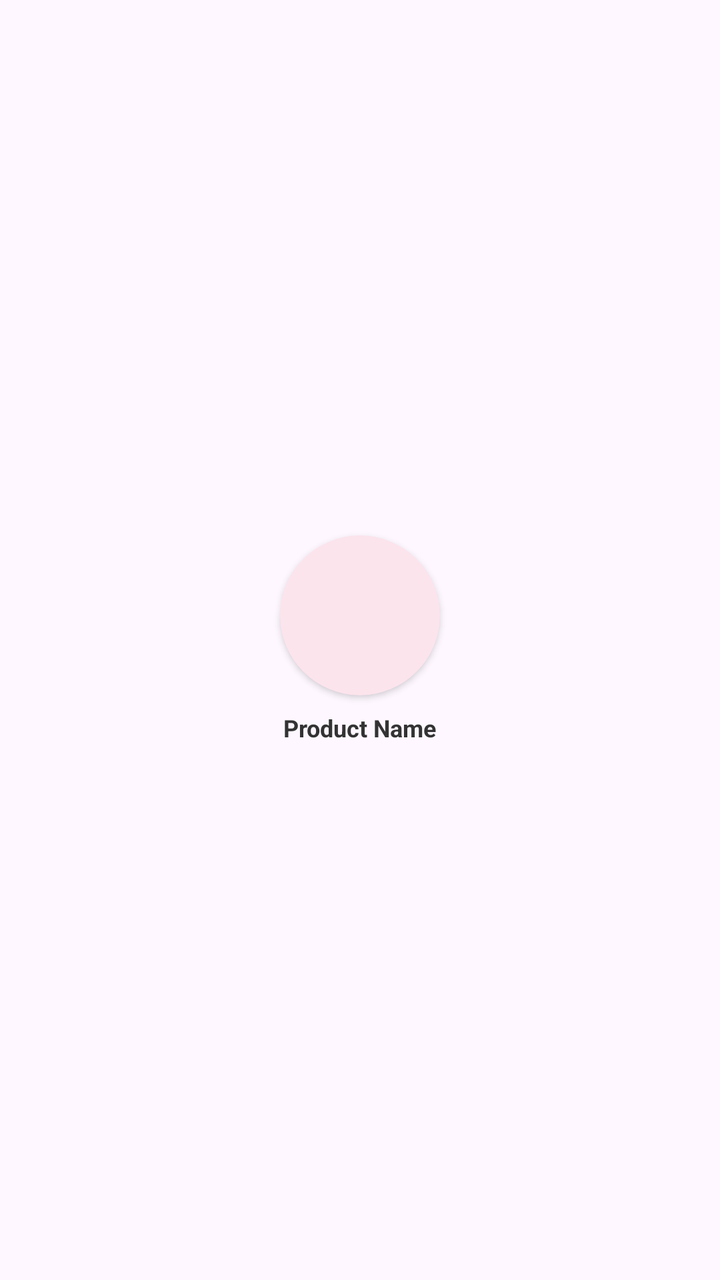
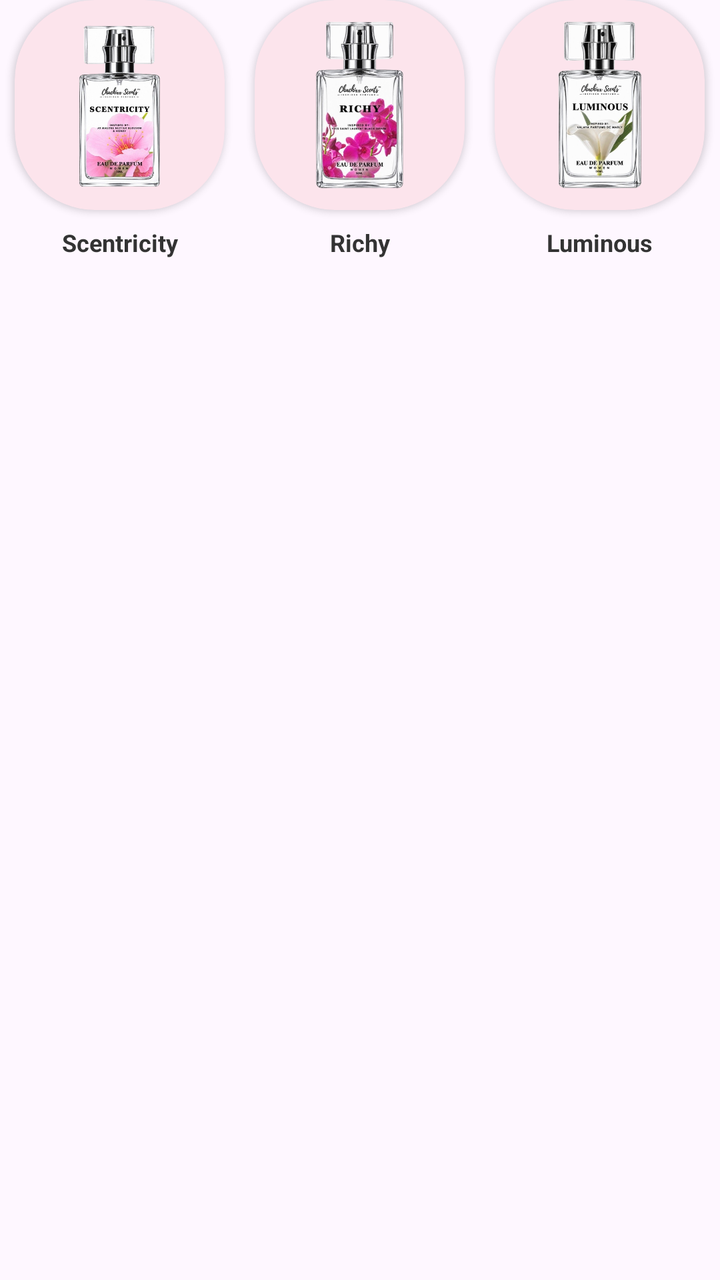

An Android layout rendered at two revisions. The XML below is the earlier revision; the diff shows what the commit changed to produce the second picture.
<!-- AndroidManifest.xml: application theme Theme.ChaChix -->
<!-- res/layout/item_product_trending.xml -->
<?xml version="1.0" encoding="utf-8"?>
<LinearLayout xmlns:android="http://schemas.android.com/apk/res/android"
    xmlns:app="http://schemas.android.com/apk/res-auto"
    android:layout_width="0dp"
    android:layout_height="wrap_content"
    android:layout_weight="1"
    android:orientation="vertical"
    android:gravity="center">

    <androidx.cardview.widget.CardView
        android:layout_width="80dp"
        android:layout_height="80dp"
        app:cardCornerRadius="40dp"
        app:cardElevation="2dp"
        app:cardBackgroundColor="#FCE4EC">

        <ImageView
            android:layout_width="match_parent"
            android:layout_height="match_parent"
            android:padding="10dp"
            android:scaleType="centerInside"
            android:contentDescription="Product image" />

    </androidx.cardview.widget.CardView>

    <TextView
        android:layout_width="wrap_content"
        android:layout_height="wrap_content"
        android:layout_marginTop="8dp"
        android:text="Product Name"
        android:textColor="#333333"
        android:textStyle="bold"
        android:textSize="12sp" />

</LinearLayout>
<!-- resources referenced by this layout -->
<resources>
  <style name="Theme.ChaChix" parent="Base.Theme.ChaChix" />
  <style name="Base.Theme.ChaChix" parent="Theme.Material3.DayNight.NoActionBar">
          
          
      </style>
</resources>

<!-- the commit's change to res/layout/item_product_trending.xml (unified diff, before → after) -->
@@ -1,35 +1,117 @@
 <?xml version="1.0" encoding="utf-8"?>
 <LinearLayout xmlns:android="http://schemas.android.com/apk/res/android"
     xmlns:app="http://schemas.android.com/apk/res-auto"
-    android:layout_width="0dp"
+    android:layout_width="match_parent"
     android:layout_height="wrap_content"
-    android:layout_weight="1"
-    android:orientation="vertical"
-    android:gravity="center">
+    android:orientation="horizontal"
+    android:weightSum="3">
 
-    <androidx.cardview.widget.CardView
-        android:layout_width="80dp"
-        android:layout_height="80dp"
-        app:cardCornerRadius="40dp"
-        app:cardElevation="2dp"
-        app:cardBackgroundColor="#FCE4EC">
+    
+    <LinearLayout
+        android:layout_width="0dp"
+        android:layout_height="wrap_content"
+        android:layout_weight="1"
+        android:orientation="vertical"
+        android:gravity="center">
 
-        <ImageView
-            android:layout_width="match_parent"
-            android:layout_height="match_parent"
-            android:padding="10dp"
-            android:scaleType="centerInside"
-            android:contentDescription="Product image" />
+        <androidx.cardview.widget.CardView
+            android:layout_width="105dp"
+            android:layout_height="105dp"
+            app:cardCornerRadius="40dp"
+            app:cardElevation="2dp"
+            app:cardBackgroundColor="#FCE4EC">
 
-    </androidx.cardview.widget.CardView>
+            <ImageView
+                android:layout_width="match_parent"
+                android:layout_height="match_parent"
+                android:padding="10dp"
+                android:scaleType="centerInside"
+                android:src="@drawable/product1"
+                android:contentDescription="Scentricity perfume" />
 
-    <TextView
-        android:layout_width="wrap_content"
+        </androidx.cardview.widget.CardView>
+
+        <TextView
+            android:layout_width="wrap_content"
+            android:layout_height="wrap_content"
+            android:layout_marginTop="8dp"
+            android:text="Scentricity"
+            android:textColor="#333333"
+            android:textStyle="bold"
+            android:textSize="12sp" />
+
+    </LinearLayout>
+
+    
+    <LinearLayout
+        android:layout_width="0dp"
         android:layout_height="wrap_content"
-        android:layout_marginTop="8dp"
-        android:text="Product Name"
-        android:textColor="#333333"
-        android:textStyle="bold"
-        android:textSize="12sp" />
+        android:layout_weight="1"
+        android:orientation="vertical"
+        android:gravity="center">
+
+        <androidx.cardview.widget.CardView
+            android:layout_width="105dp"
+            android:layout_height="105dp"
+            app:cardCornerRadius="40dp"
+            app:cardElevation="2dp"
+            app:cardBackgroundColor="#FCE4EC">
+
+            <ImageView
+                android:layout_width="match_parent"
+                android:layout_height="match_parent"
+                android:padding="10dp"
+                android:scaleType="centerInside"
+                android:src="@drawable/product2"
+                android:contentDescription="Richy perfume" />
+
+        </androidx.cardview.widget.CardView>
+
+        <TextView
+            android:layout_width="wrap_content"
+            android:layout_height="wrap_content"
+            android:layout_marginTop="8dp"
+            android:text="Richy"
+            android:textColor="#333333"
+            android:textStyle="bold"
+            android:textSize="12sp" />
+
+    </LinearLayout>
+
+    
+    <LinearLayout
+        android:layout_width="0dp"
+        android:layout_height="wrap_content"
+        android:layout_weight="1"
+        android:orientation="vertical"
+        android:gravity="center">
+
+        <androidx.cardview.widget.CardView
+            android:layout_width="105dp"
+            android:layout_height="105dp"
+            app:cardCornerRadius="40dp"
+            app:cardElevation="2dp"
+            app:cardBackgroundColor="#FCE4EC">
+
+            <ImageView
+                android:layout_width="match_parent"
+                android:layout_height="match_parent"
+                android:padding="10dp"
+                android:scaleType="centerInside"
+                android:src="@drawable/product3"
+                android:contentDescription="Luminous perfume" />
+
+        </androidx.cardview.widget.CardView>
+
+        <TextView
+            android:layout_width="wrap_content"
+            android:layout_height="wrap_content"
+            android:layout_marginTop="8dp"
+            android:text="Luminous"
+            android:textColor="#333333"
+            android:textStyle="bold"
+            android:textSize="12sp" />
+
+    </LinearLayout>
 
 </LinearLayout>
<!-- resource entries referenced after the edit -->
@@ -1,5 +1,8 @@
 <!-- resources referenced by this layout -->
 <resources>
+  <!-- drawable product1: png bitmap (drawable, 212343 bytes) -->
+  <!-- drawable product2: png bitmap (drawable, 201485 bytes) -->
+  <!-- drawable product3: png bitmap (drawable, 171309 bytes) -->
   <style name="Theme.ChaChix" parent="Base.Theme.ChaChix" />
   <style name="Base.Theme.ChaChix" parent="Theme.Material3.DayNight.NoActionBar">
           
